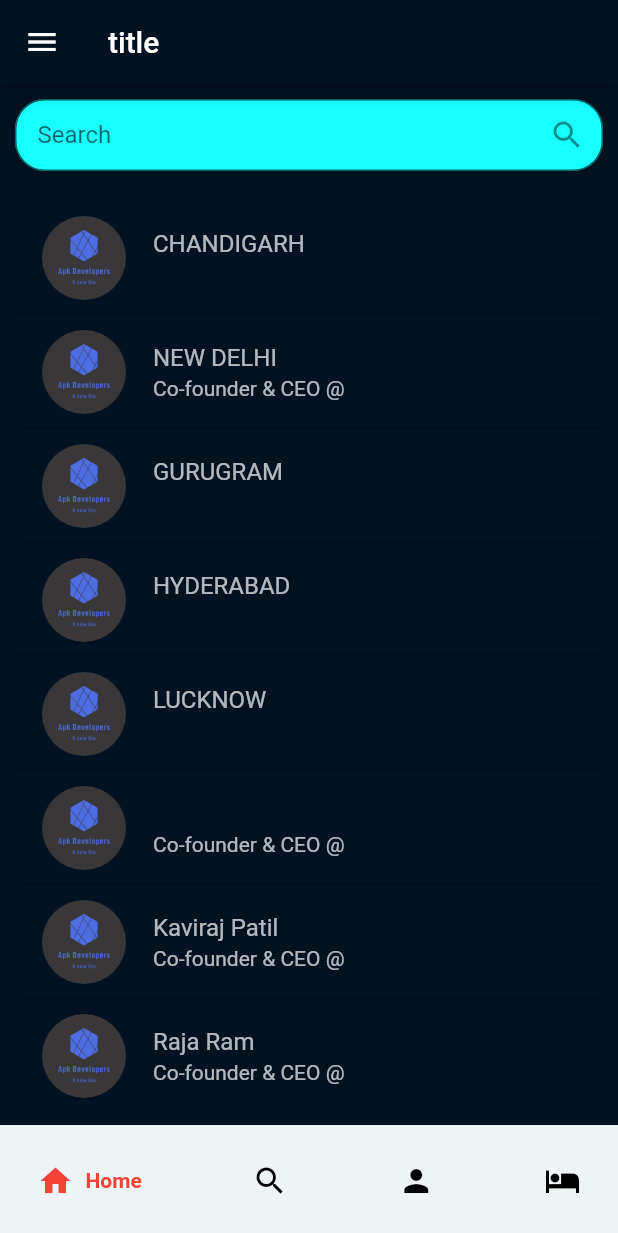
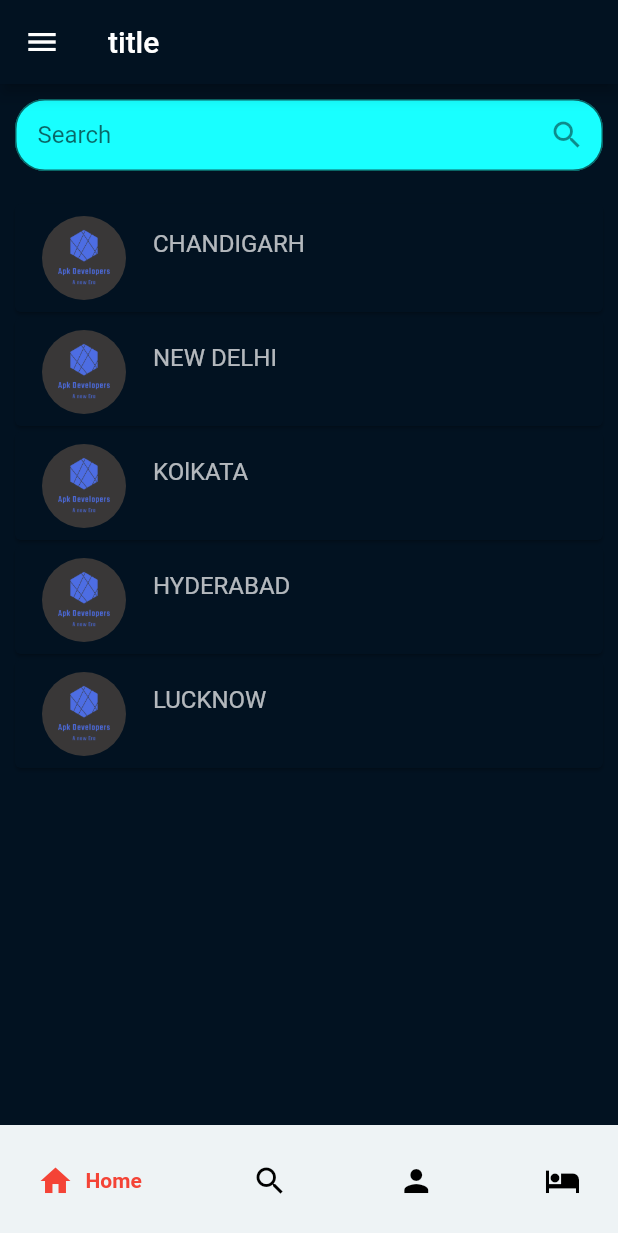
Before and after one commit to Pankaj1662005/Travel, a Flutter app: the SearchBarScreen screen opened by its route, on a phone screen of 412 x 824 dp. Shown: the top 1233 px of the screen. Run offline on Flutter 3.47's test engine with Material 2 defaults, Android fonts, the phone set to English and light mode, and no system bars; drawn by our look-alikes of google_nav_bar; our stand-ins replace flutter_advanced_drawer, flutter_zoom_drawer.

Commit message:
version--0.0.10

```diff
--- a/lib/screens/search page.dart
+++ b/lib/screens/search page.dart
@@ -20,11 +20,11 @@ class _SearchBarScreenState extends State<SearchBarScreen> {
     {
       "id": 2,
       "name": "NEW DELHI",
-      "des": "Co-founder & CEO @ ",
+      "des": " ",
     },
     {
       "id": 3,
-      "name": "GURUGRAM",
+      "name": "KOlKATA",
       "des": " ",
     },
     {
@@ -36,31 +36,6 @@ class _SearchBarScreenState extends State<SearchBarScreen> {
       "id": 5,
       "name": "LUCKNOW",
       "des": " ",
-    },
-    {
-      "id": 6,
-      "name": "",
-      "des": "Co-founder & CEO @ ",
-    },
-    {
-      "id": 7,
-      "name": "Kaviraj Patil",
-      "des": "Co-founder & CEO @ ",
-    },
-    {
-      "id": 8,
-      "name": "Raja Ram",
-      "des": "Co-founder & CEO @ ",
-    },
-    {
-      "id": 9,
-      "name": "Caversky",
-      "des": "Co-founder & CEO @ ",
-    },
-    {
-      "id": 10,
-      "name": "Becky",
-      "des": "Co-founder & CEO @ ",
     },
   ];
 
```
Also changed, not shown: pubspec.yaml (+3 -4 lines), pubspec.lock, 5 other files.
